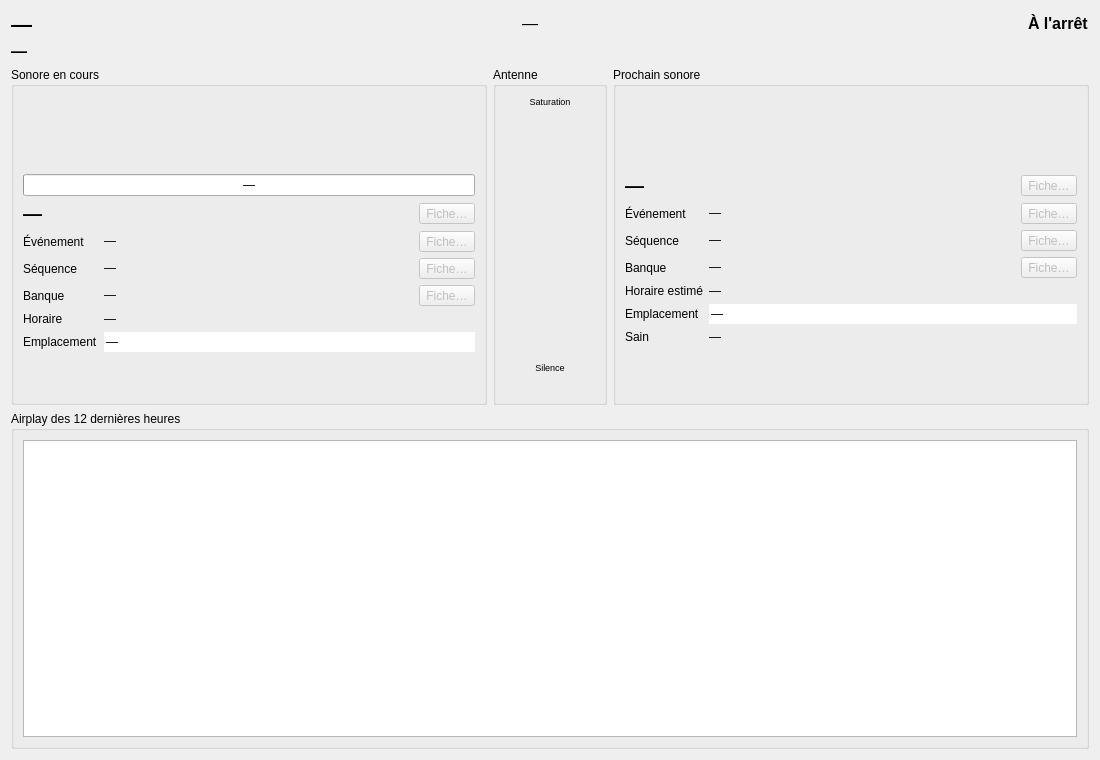
dascritch/machincast, file src/machincast/interface/ui/ecran_par_defaut.ui: the form before one commit.
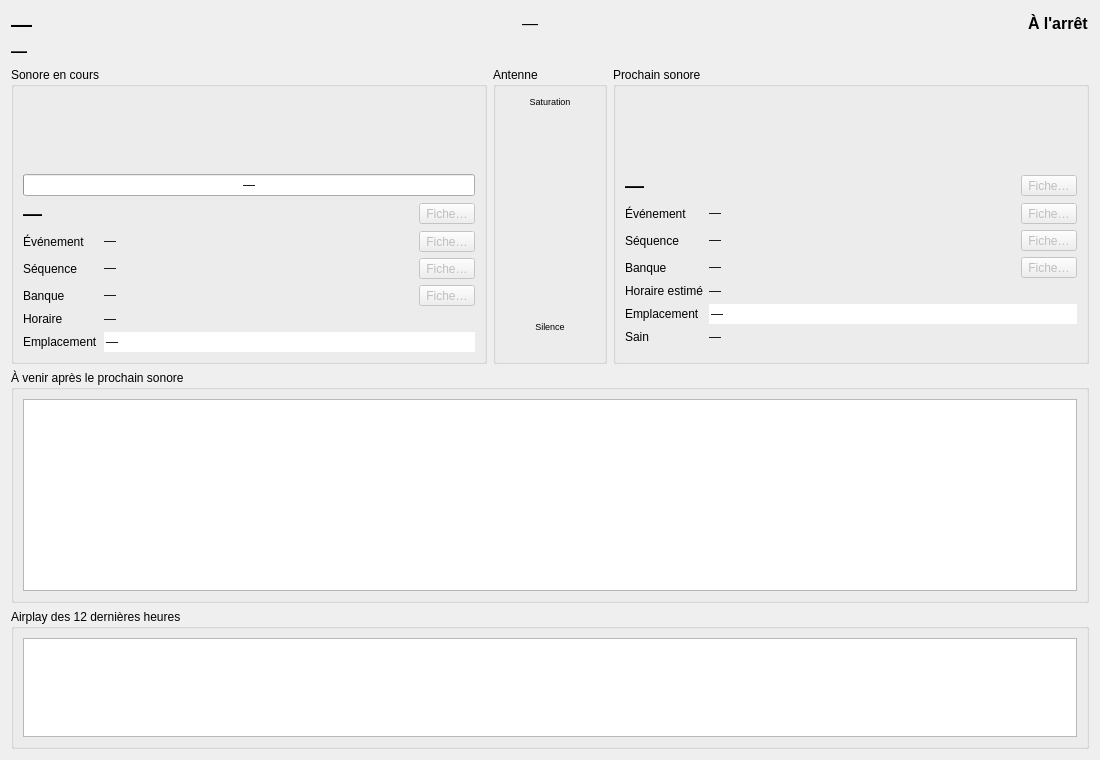
The form after the commit.

Commit message:
feat: playlist immédiate des 5 sonores à venir, sauts et coupure par le fil musical
https://github.com/dascritch/machincast/issues/228
Playlist immédiate

Claude-Session: https://claude.ai/code/session_01KaPegkCQoT3k3oMgjXGsiv

```diff
--- a/src/machincast/interface/ui/ecran_par_defaut.ui
+++ b/src/machincast/interface/ui/ecran_par_defaut.ui
@@ -662,6 +662,46 @@
      </item>
     </layout>
    </item>
+   <item>
+    <widget class="QGroupBox" name="cadre_a_venir">
+     <property name="title">
+      <string>À venir après le prochain sonore</string>
+     </property>
+     <layout class="QVBoxLayout" name="disposition_a_venir">
+      <item>
+       <widget class="QTableView" name="table_a_venir">
+        <property name="sizePolicy">
+         <sizepolicy hsizetype="Expanding" vsizetype="Fixed">
+          <horstretch>0</horstretch>
+          <verstretch>0</verstretch>
+         </sizepolicy>
+        </property>
+        <property name="toolTip">
+         <string>Les sonores prévus après le prochain, le plus lointain en haut. Double-clic sur un sonore, un événement, une séquence ou une banque : ouvrir sa fiche</string>
+        </property>
+        <property name="editTriggers">
+         <set>QAbstractItemView::EditTrigger::NoEditTriggers</set>
+        </property>
+        <property name="alternatingRowColors">
+         <bool>true</bool>
+        </property>
+        <property name="selectionBehavior">
+         <enum>QAbstractItemView::SelectionBehavior::SelectRows</enum>
+        </property>
+        <property name="verticalScrollBarPolicy">
+         <enum>Qt::ScrollBarPolicy::ScrollBarAlwaysOff</enum>
+        </property>
+        <attribute name="verticalHeaderVisible">
+         <bool>false</bool>
+        </attribute>
+        <attribute name="horizontalHeaderStretchLastSection">
+         <bool>true</bool>
+        </attribute>
+       </widget>
+      </item>
+     </layout>
+    </widget>
+   </item>
    <item>
     <widget class="QGroupBox" name="cadre_airplay">
      <property name="title">
```
The commit also changes 29 other files.
